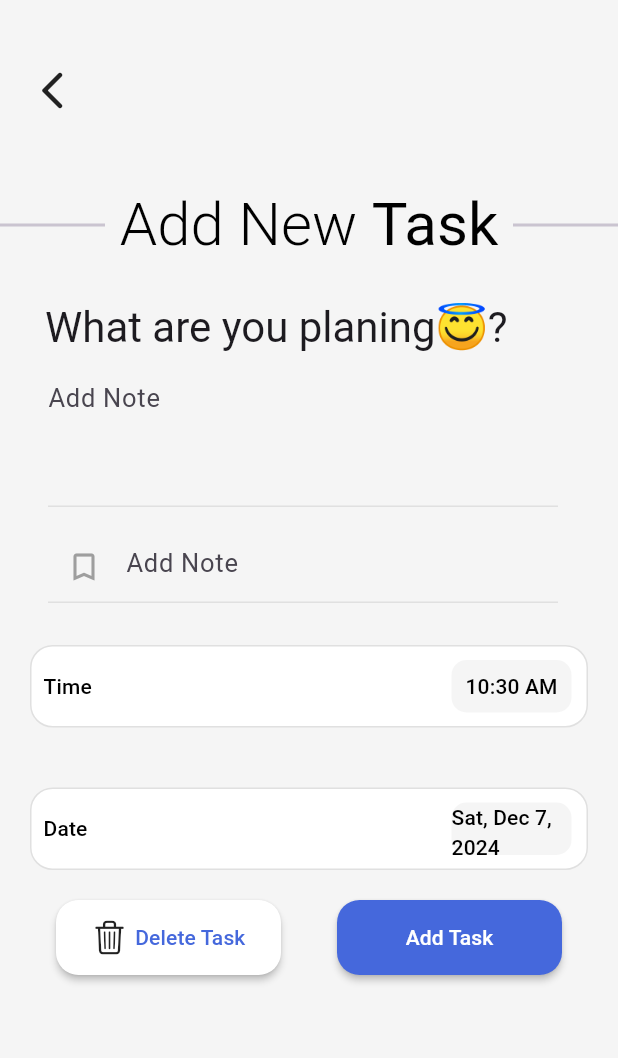
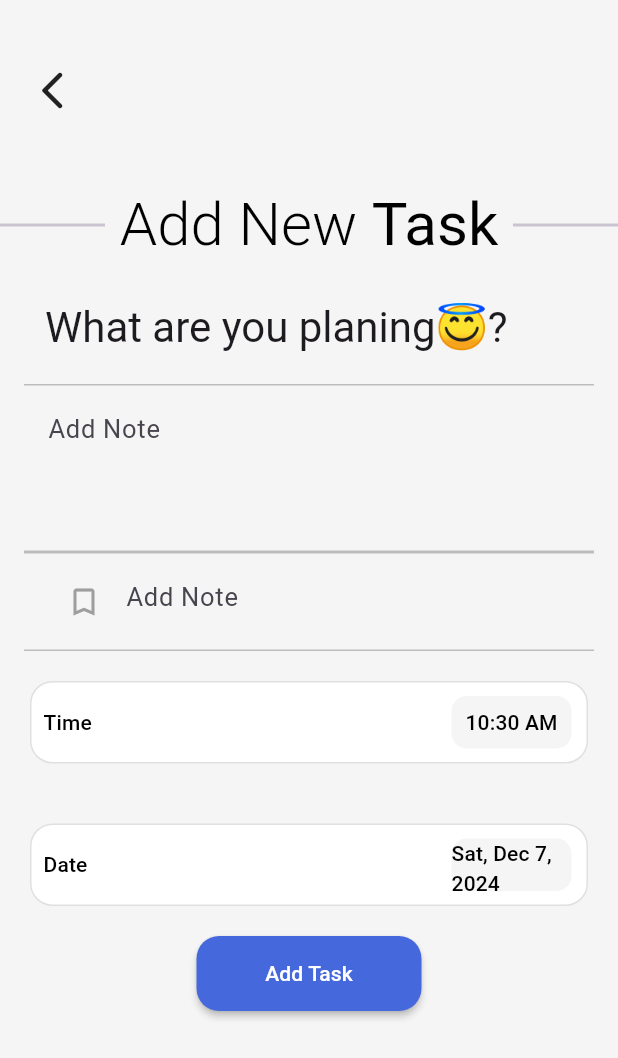
Before and after one commit to Ikwame91/advanced_task_app, a Flutter app: the TasksView screen opened directly, on a phone screen of 412 x 824 dp. Shown: the top 1058 px of the screen. Run offline on Flutter 3.47's test engine with Material 3 defaults, Android fonts, the phone set to English and light mode, and no system bars; our stand-ins replace animate_do, flutter_slider_drawer, hive, hive_flutter, lottie; missing offline and left inert: ftoast, panara_dialogs; accounts and stored records are empty.

Commit message:
minor fix

```diff
--- a/lib/views/home/component/slider_drawer.dart
+++ b/lib/views/home/component/slider_drawer.dart
@@ -1,3 +1,4 @@
+import 'package:advanced_taskapp/main.dart';
 import 'package:advanced_taskapp/utils/constants.dart';
 import 'package:flutter/cupertino.dart';
 import 'package:flutter/material.dart';
@@ -47,6 +48,7 @@ class _SliderDrawerWidgetState extends State<SliderDrawerWidget>
 
   @override
   Widget build(BuildContext context) {
+    var base = BaseWidget.of(context).dataStore.box;
     return SizedBox(
       width: double.infinity,
       height: 132,
@@ -76,10 +78,9 @@ class _SliderDrawerWidgetState extends State<SliderDrawerWidget>
               padding: const EdgeInsets.only(right: 20),
               child: GestureDetector(
                 onTap: () {
-                  deleteAllTask(context);
-                  // base.isEmpty
-                  //     ? warningNoTask(context)
-                  //     : deleteAllTask(context);
+                  base.isEmpty
+                      ? warningNoTask(context)
+                      : deleteAllTask(context);
                 },
                 child: const Icon(
                   CupertinoIcons.trash,
--- a/lib/views/tasks/tasks_view.dart
+++ b/lib/views/tasks/tasks_view.dart
@@ -102,7 +102,10 @@ class _TasksViewState extends State<TasksView> {
           widget.task?.createdAtDate = date ?? DateTime.now();
           widget.task?.save();
           BaseWidget.of(context).dataStore.updateTask(task: widget.task!);
-        });
+          Navigator.of(context).pop();
+
+        }
+        );
       } else {
         final newTask = Task.create(
           title: taskControllerForTitle.text,
@@ -116,9 +119,7 @@ class _TasksViewState extends State<TasksView> {
         taskControllerForTitle.clear();
         descriptiomController.clear();
       }
-
-    }
-    else{
+    } else {
       emptyFieldsWarning(context);
     }
   }
@@ -193,6 +194,9 @@ class _TasksViewState extends State<TasksView> {
                           MyString.titleOfTitleTextField,
                           style: textTheme.headlineMedium,
                         ),
+                      ),
+                      const SizedBox(
+                        height: 20,
                       ),
 
                       /// Title TextField
@@ -269,12 +273,11 @@ class _TasksViewState extends State<TasksView> {
 
                       Row(
                         mainAxisAlignment: isTasklreadyExists()
-                            ? MainAxisAlignment.center
-                            : MainAxisAlignment.spaceEvenly,
+                            ? MainAxisAlignment.spaceEvenly
+                            : MainAxisAlignment.center,
                         children: [
                           isTasklreadyExists()
-                              ? Container()
-                              : MaterialButton(
+                              ? MaterialButton(
                                   onPressed: () {
                                     deleteTask();
                                     Navigator.pop(context);
@@ -286,7 +289,7 @@ class _TasksViewState extends State<TasksView> {
                                   height: 50,
                                   child: const Row(
                                     children: [
-                                      Icon(CupertinoIcons.trash),
+                                      Icon(Icons.close),
                                       SizedBox(
                                         width: 5,
                                       ),
@@ -297,7 +300,8 @@ class _TasksViewState extends State<TasksView> {
                                       ),
                                     ],
                                   ),
-                                ),
+                                )
+                              : Container(),
                           MaterialButton(
                             onPressed: () {
                               isTaskAlreadyExistUpdateTask();
@@ -309,7 +313,7 @@ class _TasksViewState extends State<TasksView> {
                             height: 50,
                             child: Text(
                               isTasklreadyExists()
-                                  ? MyString.addTaskString
+                                  ? MyString.updateCurrentTask
                                   : MyString.addTaskString,
                               style: TextStyle(color: Colors.white),
                             ),
--- a/lib/views/tasks/widgets/tasktextfield.dart
+++ b/lib/views/tasks/widgets/tasktextfield.dart
@@ -17,6 +17,12 @@ class TaskTextField extends StatelessWidget {
   @override
   Widget build(BuildContext context) {
     return Container(
+      decoration: BoxDecoration(
+        border: Border(
+          top: BorderSide(color: Colors.grey.shade400, width: 1),
+          bottom: BorderSide(color: Colors.grey.shade400, width: 1),
+        ),
+      ),
       width: MediaQuery.of(context).size.width,
       margin: const EdgeInsets.symmetric(horizontal: 16),
       child: ListTile(
@@ -30,13 +36,9 @@ class TaskTextField extends StatelessWidget {
                 ? const Icon(Icons.bookmark_border, color: Colors.grey)
                 : null,
             border: InputBorder.none,
-            enabledBorder: UnderlineInputBorder(
-                borderSide: BorderSide(color: Colors.grey.shade300)),
             hintText: MyString.addNote,
-            focusedBorder: UnderlineInputBorder(
-                borderSide: BorderSide(color: Colors.grey.shade300)),
           ),
-          onFieldSubmitted:onFieldSubmitted,
+          onFieldSubmitted: onFieldSubmitted,
           onChanged: onChanged,
         ),
       ),
--- a/pubspec.yaml
+++ b/pubspec.yaml
@@ -35,6 +35,7 @@ dependencies:
     sdk: flutter
   flutter_slider_drawer: ^2.1.3
   ftoast: ^2.0.0
+  google_fonts: ^6.2.1
   hive: ^2.2.3
   hive_flutter: ^1.1.0
   hive_generator: ^2.0.1
```
Also changed, not shown: pubspec.lock.
